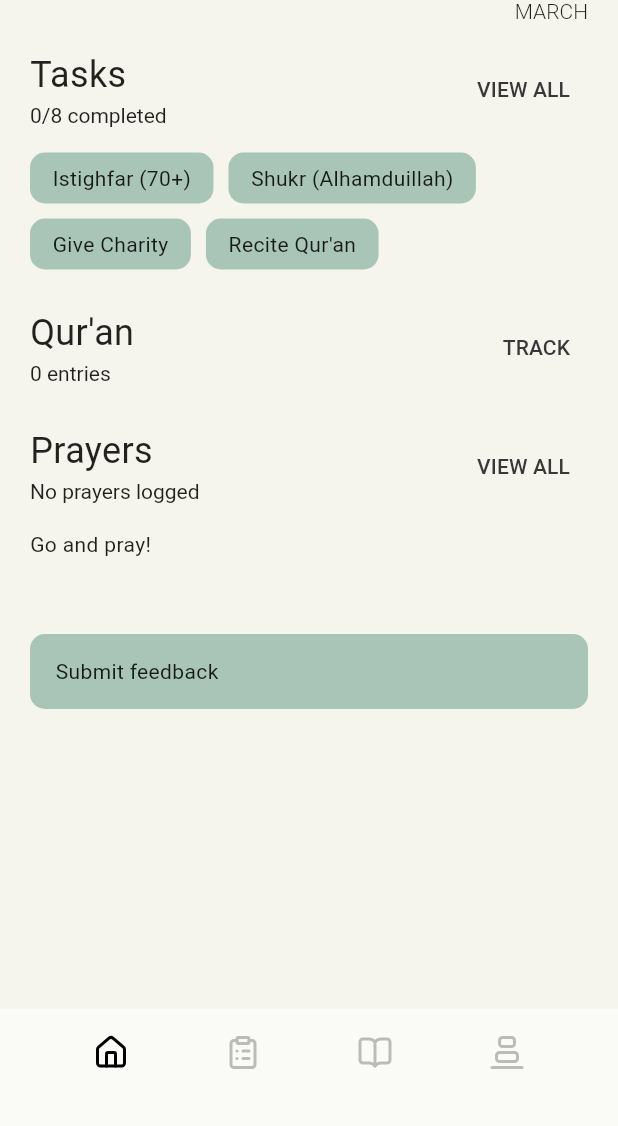
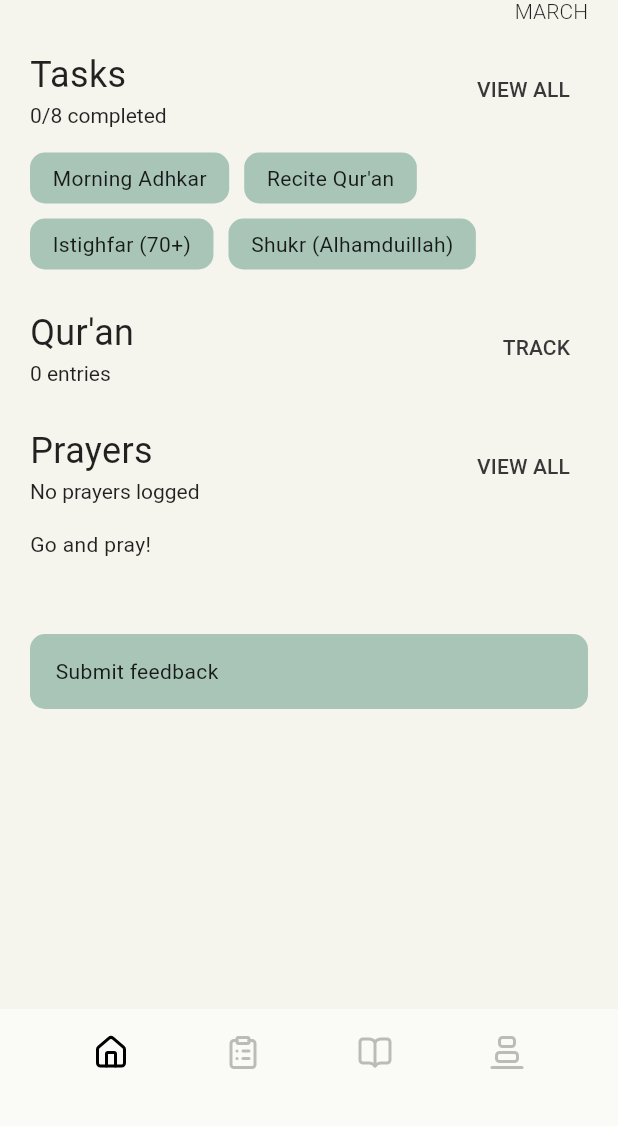
Before and after one commit to hkamran80/ramadan-taskminder, a Flutter app: the screen it shows after launch, on a phone screen of 412 x 824 dp, the part 110-1236 px from its top. Run offline on Flutter 3.47's test engine with Material 2 defaults, Android fonts, the phone set to English and light mode, and no system bars; our stand-ins replace go_router, google_fonts, hijri, hive_flutter, lucide_icons, shared_preferences; accounts and stored records are empty; Roboto replaces fonts that are missing (Numans).

Commit message:
Reorder tasks

```diff
--- a/lib/tasks.dart
+++ b/lib/tasks.dart
@@ -1,10 +1,10 @@
 final List<String> initialTasks = [
+  "Morning Adhkar",
+  "Recite Qur'an",
   "Istighfar (70+)",
   "Shukr (Alhamduillah)",
   "Give Charity",
-  "Recite Qur'an",
+  "Random Kindess",
   "Evening Adhkar",
   "Adhkar Before Sleep",
-  "Morning Adhkar",
-  "Random Kindess",
 ];
```
